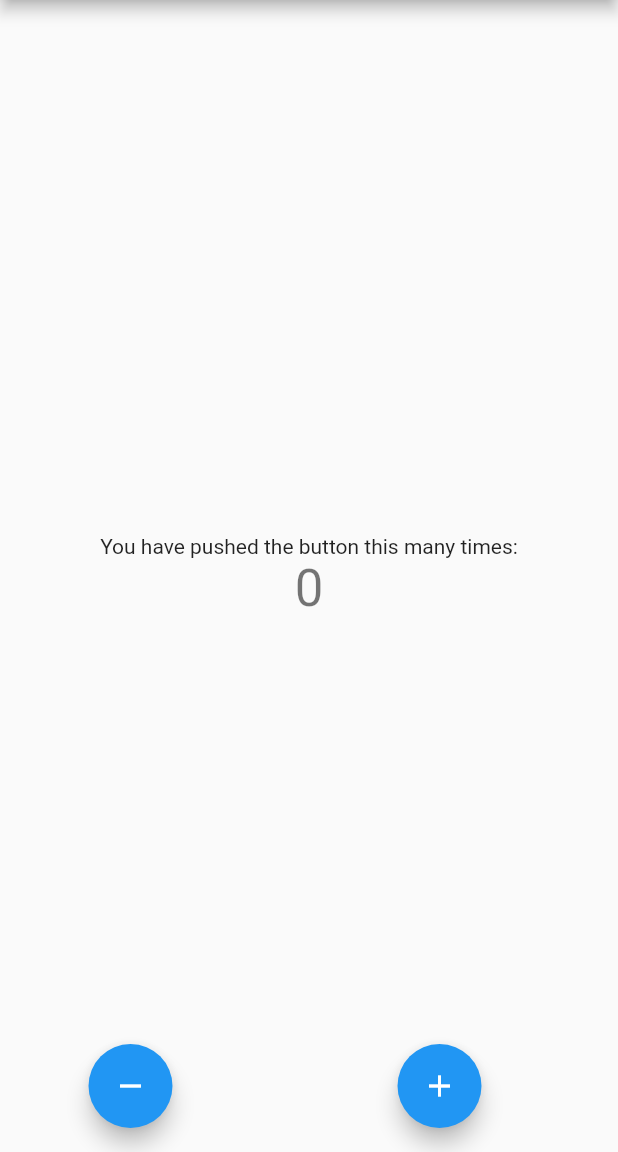
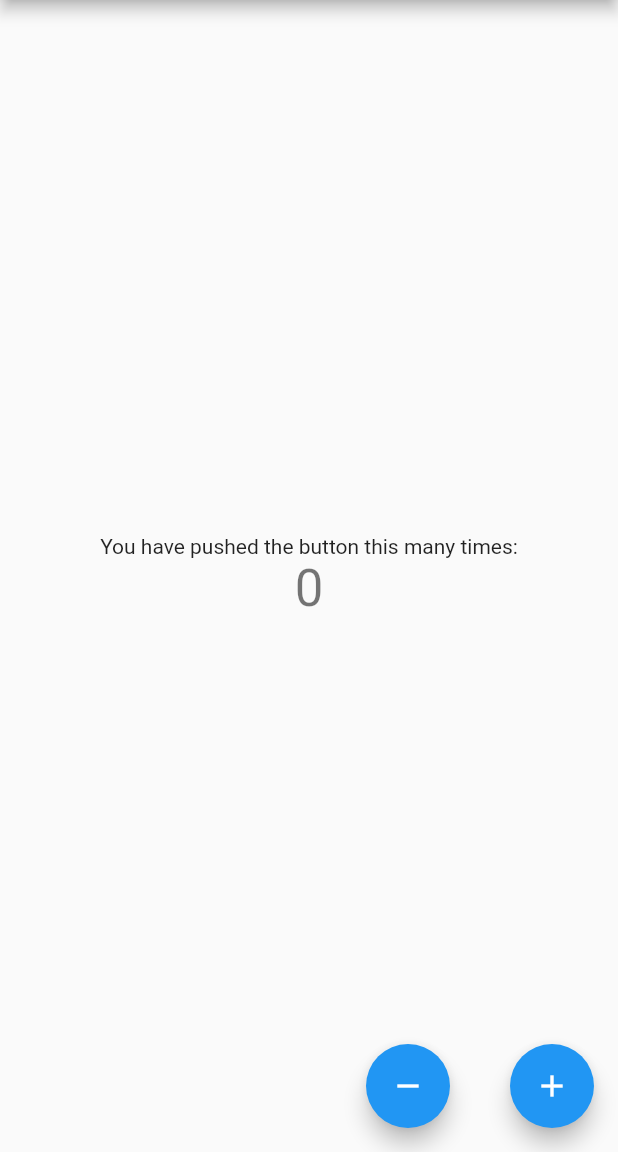
Before and after one commit to Hafeedpkl/bloc_counter_app, a Flutter app: the screen it shows after launch, after a tap on the "remove" icon, after a tap on the "add" icon, on a phone screen of 412 x 824 dp, the part 84-1236 px from its top. Run offline on Flutter 3.47's test engine with Material 2 defaults, Android fonts, the phone set to English and light mode, and no system bars; our stand-ins replace bloc, flutter_bloc, freezed_annotation.

```diff
--- a/lib/counter/counter_bloc.dart
+++ b/lib/counter/counter_bloc.dart
@@ -1,20 +1,19 @@
 import 'package:bloc/bloc.dart';
-import 'package:meta/meta.dart';
+import 'package:flutter/foundation.dart';
+import 'package:freezed_annotation/freezed_annotation.dart';
 
 part 'counter_event.dart';
 part 'counter_state.dart';
+part 'counter_bloc.freezed.dart';
 
 class CounterBloc extends Bloc<CounterEvent, CounterState> {
-  CounterBloc() : super(InitialState()) {
+  CounterBloc() : super(CounterState.initial()) {
     on<Increment>((event, emit) {
-      final currentstateValue = state.count;
-      final incerementedValue = currentstateValue + 1;
-      return emit(CounterState(count: incerementedValue));
+      return emit(state.copyWith(count: state.count + 1));
     });
     on<Decrement>((event, emit) {
-      final currentstateValue = state.count;
-      final incerementedValue = currentstateValue - 1;
-      return emit(CounterState(count: incerementedValue));
+      final newState = state.copyWith(count: state.count - 1);
+      return emit(newState);
     });
   }
 }
--- a/lib/counter/counter_event.dart
+++ b/lib/counter/counter_event.dart
@@ -1,8 +1,7 @@
 part of 'counter_bloc.dart';
 
-@immutable
-abstract class CounterEvent {}
-
-class Increment extends CounterEvent {}
-
-class Decrement extends CounterEvent {}
+@freezed
+class CounterEvent with _$CounterEvent {
+  const factory CounterEvent.increment() = Increment;
+   const factory CounterEvent.decrement() = Decrement;
+}
--- a/lib/counter/counter_state.dart
+++ b/lib/counter/counter_state.dart
@@ -1,10 +1,8 @@
 part of 'counter_bloc.dart';
 
-class CounterState {
-  final int count;
-  CounterState({required this.count});
+@freezed
+class CounterState with _$CounterState {
+  const factory CounterState({required int count}) = _CounterState;
+
+  factory CounterState.initial() => const CounterState(count: 0);
 }
-
-class InitialState extends CounterState {
-  InitialState() : super(count: 0);
-}
--- a/lib/main.dart
+++ b/lib/main.dart
@@ -91,7 +91,7 @@ class MyHomePage extends StatelessWidget {
         ),
       ),
       floatingActionButton: Row(
-        mainAxisAlignment: MainAxisAlignment.spaceAround,
+        mainAxisAlignment: MainAxisAlignment.end,
         children: [
           FloatingActionButton(
             tooltip: 'decrement',
@@ -100,6 +100,9 @@ class MyHomePage extends StatelessWidget {
               // BlocProvider.of<CounterBloc>(context).add(Dcrement()); second method
             },
             child: Icon(Icons.remove),
+          ),
+          SizedBox(
+            width: 40,
           ),
           FloatingActionButton(
             onPressed: () {
```
Also changed, not shown: pubspec.yaml (+3 -6 lines), lib/counter/counter_bloc.freezed.dart (added), pubspec.lock.
